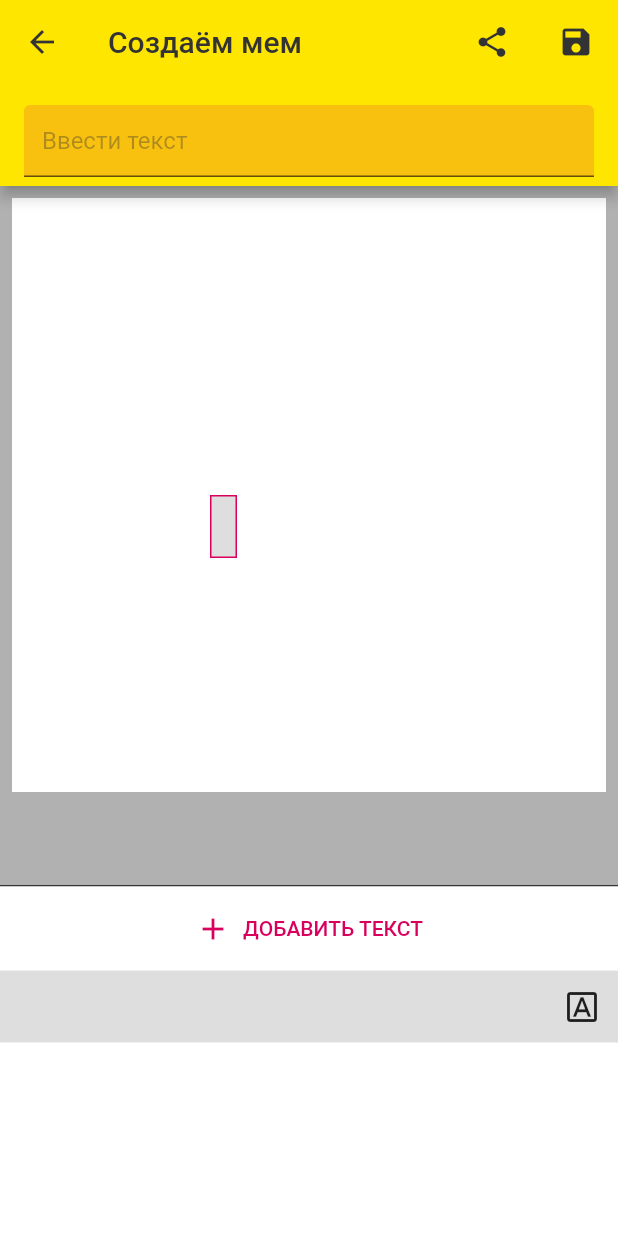
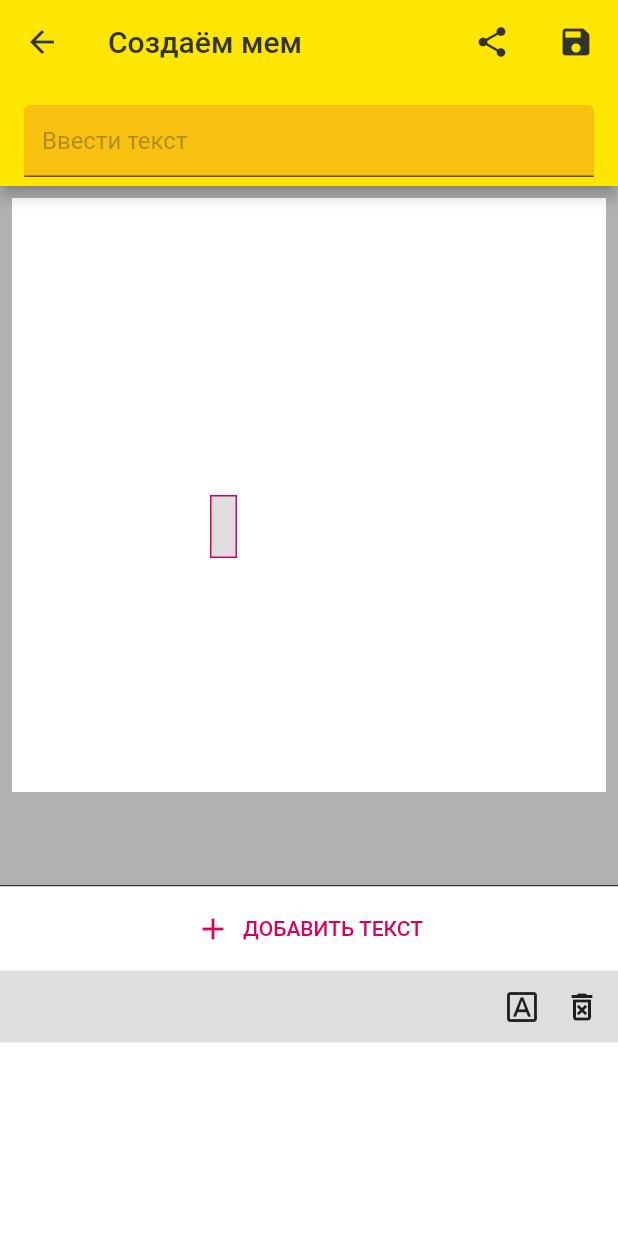
Before and after one commit to devmaslove/memogenerator, a Flutter app: the CreateMemePage screen opened directly, after a tap on "ДОБАВИТЬ ТЕКСТ", on a phone screen of 412 x 824 dp. Run offline on Flutter 3.47's test engine with Material 2 defaults, Android fonts, the phone set to English and light mode, and no system bars; drawn by our look-alikes of screenshot; our stand-ins replace equatable, google_fonts, image_picker, rxdart, share_plus, shared_preferences; accounts and stored records are empty.

Commit message:
Урок 11, домашнее задание 3: Удаление одного текста

```diff
--- a/lib/presentation/create_meme/create_meme_page.dart
+++ b/lib/presentation/create_meme/create_meme_page.dart
@@ -327,6 +327,15 @@ class BottomMemeText extends StatelessWidget {
                 child: Icon(Icons.font_download_outlined),
               ),
             ),
+            GestureDetector(
+              onTap: () {
+                bloc.deleteMemText(item.memeText.id);
+              },
+              child: const Padding(
+                padding: EdgeInsets.all(8),
+                child: Icon(Icons.delete_forever_outlined),
+              ),
+            ),
             const SizedBox(width: 4),
           ],
         ),
```
Also changed, not shown: lib/presentation/create_meme/create_meme_bloc.dart (+13 -0 lines).
